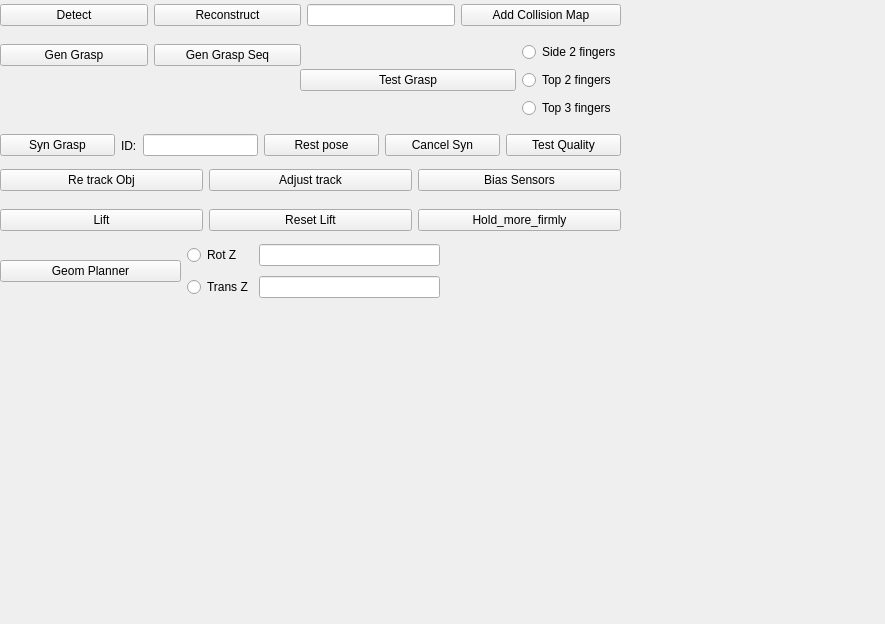
Above: handle_gui_manipulation/ui/HandleGuiManipulation.ui from TezChan/sr-manipulation before the change. Below: the same form after it.
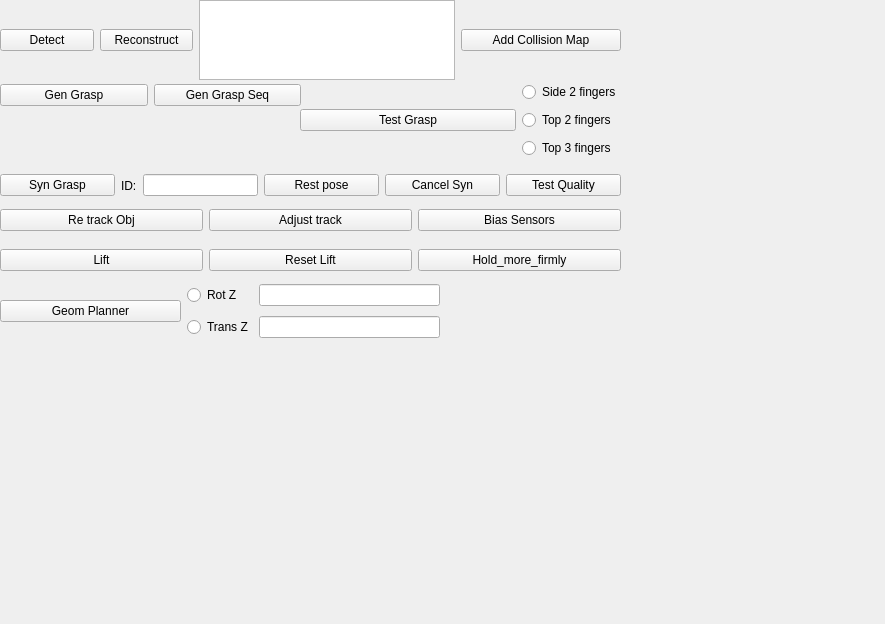
That is the form after the change.

Commit message: Working version KCL rectitfy

What changed in the file:
```diff
--- a/handle_gui_manipulation/ui/HandleGuiManipulation.ui
+++ b/handle_gui_manipulation/ui/HandleGuiManipulation.ui
@@ -20,7 +20,7 @@
       <x>0</x>
       <y>0</y>
       <width>621</width>
-      <height>31</height>
+      <height>80</height>
      </rect>
     </property>
     <layout class="QHBoxLayout" name="horizontalLayout">
@@ -57,17 +57,7 @@
       </widget>
      </item>
      <item>
-      <widget class="QLineEdit" name="reconstruct_objects_name">
-       <property name="enabled">
-        <bool>true</bool>
-       </property>
-       <property name="frame">
-        <bool>true</bool>
-       </property>
-       <property name="readOnly">
-        <bool>true</bool>
-       </property>
-      </widget>
+      <widget class="QTextEdit" name="textEdit"/>
      </item>
      <item>
       <widget class="QPushButton" name="btn_add_collision_map">
@@ -88,7 +78,7 @@
     <property name="geometry">
      <rect>
       <x>0</x>
-      <y>40</y>
+      <y>80</y>
       <width>301</width>
       <height>31</height>
      </rect>
@@ -132,7 +122,7 @@
     <property name="geometry">
      <rect>
       <x>300</x>
-      <y>40</y>
+      <y>80</y>
       <width>321</width>
       <height>81</height>
      </rect>
@@ -181,7 +171,7 @@
     <property name="geometry">
      <rect>
       <x>0</x>
-      <y>130</y>
+      <y>170</y>
       <width>621</width>
       <height>31</height>
      </rect>
@@ -277,7 +267,7 @@
     <property name="geometry">
      <rect>
       <x>0</x>
-      <y>160</y>
+      <y>200</y>
       <width>621</width>
       <height>41</height>
      </rect>
@@ -337,7 +327,7 @@
     <property name="geometry">
      <rect>
       <x>0</x>
-      <y>200</y>
+      <y>240</y>
       <width>621</width>
       <height>41</height>
      </rect>
@@ -397,7 +387,7 @@
     <property name="geometry">
      <rect>
       <x>0</x>
-      <y>240</y>
+      <y>280</y>
       <width>621</width>
       <height>62</height>
      </rect>
```
The commit also changes 1 other file.
